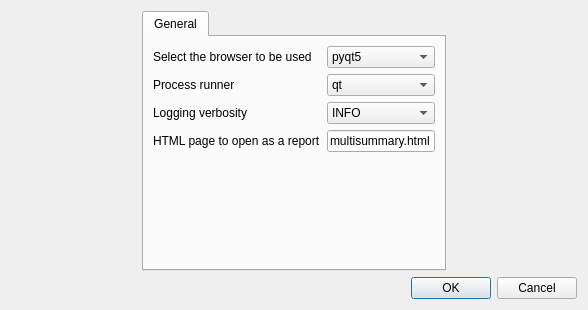
Qt form sequana/gui/preferences.ui (vladsaveliev/sequana) before a commit.
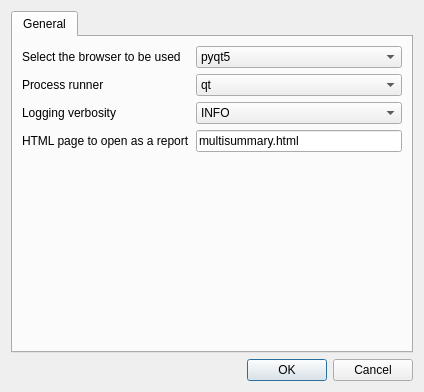
The same form after that commit.

Patch:
```diff
--- a/sequana/gui/preferences.ui
+++ b/sequana/gui/preferences.ui
@@ -6,8 +6,8 @@
    <rect>
     <x>0</x>
     <y>0</y>
-    <width>588</width>
-    <height>310</height>
+    <width>424</width>
+    <height>392</height>
    </rect>
   </property>
   <property name="windowTitle">
@@ -18,11 +18,11 @@
   </property>
   <layout class="QGridLayout" name="gridLayout">
    <item row="0" column="0">
-    <layout class="QVBoxLayout" name="verticalLayout">
+    <layout class="QGridLayout" name="gridLayout_2">
      <property name="sizeConstraint">
       <enum>QLayout::SetDefaultConstraint</enum>
      </property>
-     <item alignment="Qt::AlignHCenter">
+     <item row="0" column="0">
       <widget class="QTabWidget" name="tabs">
        <property name="sizePolicy">
         <sizepolicy hsizetype="Preferred" vsizetype="Preferred">
@@ -37,8 +37,8 @@
         <attribute name="title">
          <string>General</string>
         </attribute>
-        <layout class="QGridLayout" name="gridLayout_2">
-         <item row="0" column="0">
+        <layout class="QVBoxLayout" name="verticalLayout_2">
+         <item>
           <layout class="QFormLayout" name="formLayout">
            <item row="0" column="0">
             <widget class="QLabel" name="label">
```
Left out of the diff: 14 changed lines with no effect on the pictures.
